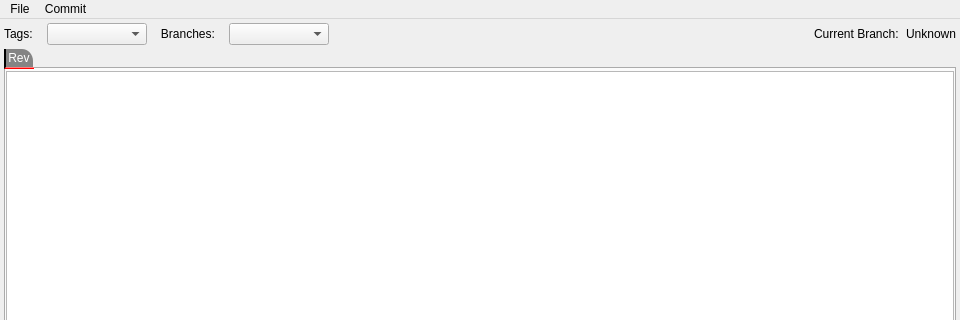
Old version of the form mainwindow.ui in the repository andy-campbell/acgit; both pictures show x 0 to 960 and y 0 to 320 of the 960 by 600 pixel window.
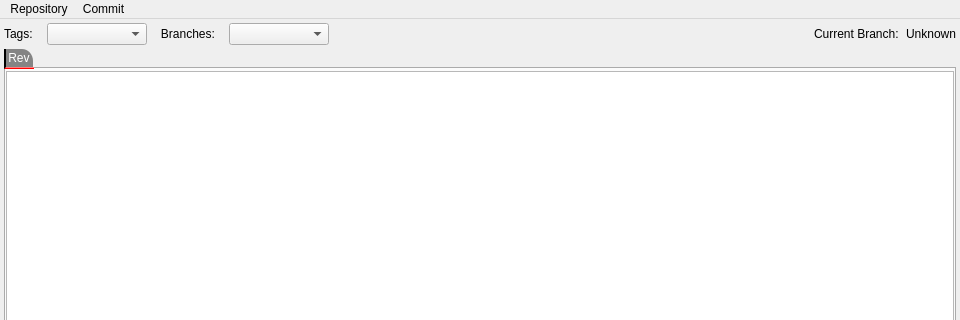
New version of the form. Icons and pictures are not drawn. Custom widgets are drawn as their Qt base class.

```diff
--- a/mainwindow.ui
+++ b/mainwindow.ui
@@ -376,7 +376,7 @@
    </property>
    <widget class="QMenu" name="menuFile">
     <property name="title">
-     <string>File</string>
+     <string>Repository</string>
     </property>
     <addaction name="actionOpen"/>
     <addaction name="separator"/>
```
Left out of the diff: 6 changed lines with no effect on the pictures.
